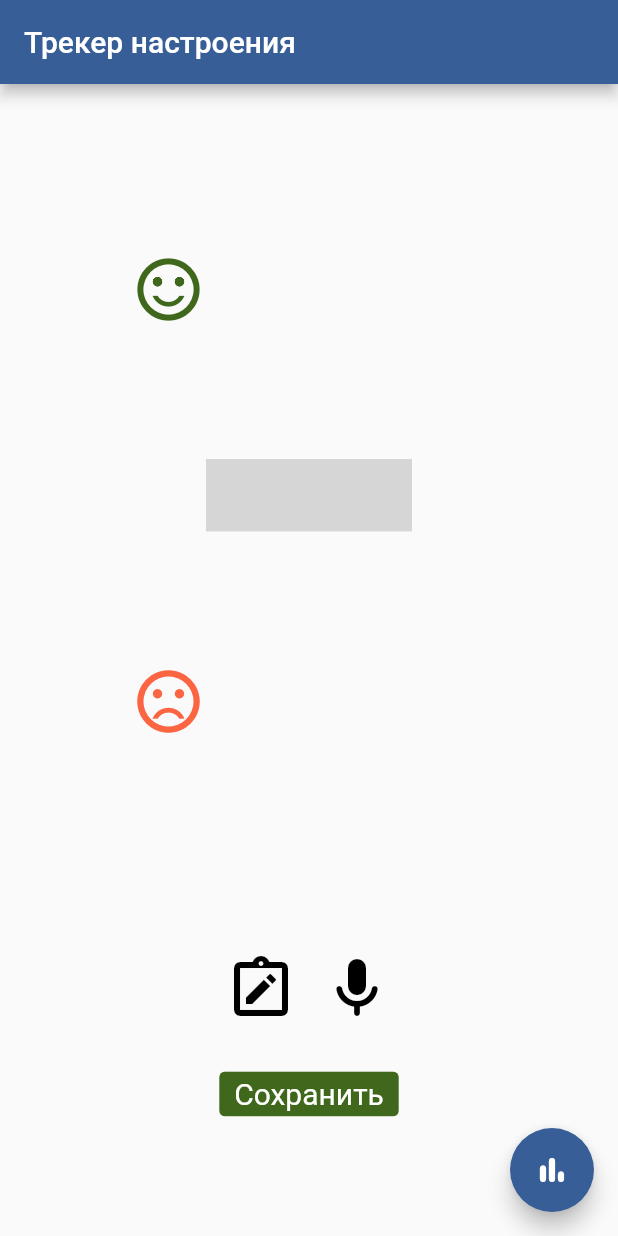
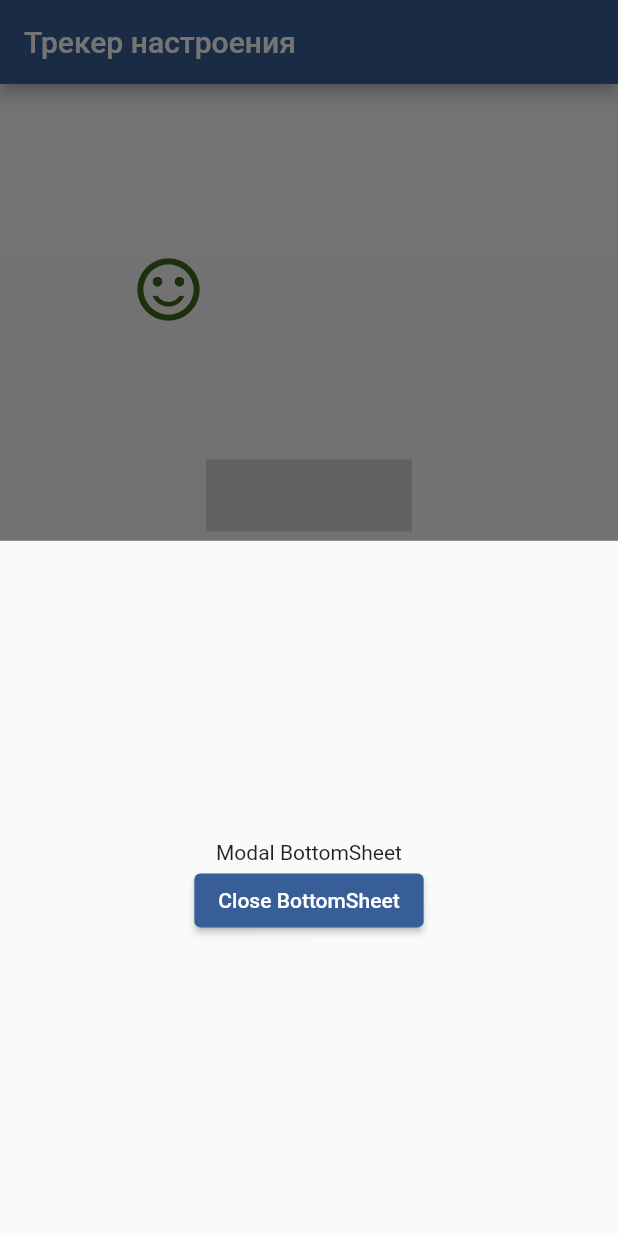
Before and after one commit to sidredin/mood_tracker, a Flutter app: the screen it shows after launch, after a tap on the "note alt" icon, on a phone screen of 412 x 824 dp. Run offline on Flutter 3.47's test engine with Material 2 defaults, Android fonts, the phone set to English and light mode, and no system bars; drawn by our look-alikes of syncfusion_flutter_sliders; missing offline and left inert: syncfusion_flutter_core; grey boxes are pictures that could not be loaded.

Commit message:
Add modal bottom sheets on the Home page

```diff
--- a/lib/screens/home_page_screen.dart
+++ b/lib/screens/home_page_screen.dart
@@ -96,9 +96,29 @@ class _HomePageScreenState extends State<HomePageScreen> {
                     splashColor: Colors.yellow,
                     iconSize: 48,
                     onPressed: () {
-                      // setState(() {
-                      //   _isBluetoothOn = !_isBluetoothOn;
-                      // });
+                      showModalBottomSheet<void>(
+                        elevation: 1000,
+                        context: context,
+                        builder: (BuildContext context) {
+                          return Container(
+                            height: 600,
+                            // color: Colors.amber,
+                            child: Center(
+                              child: Column(
+                                mainAxisAlignment: MainAxisAlignment.center,
+                                mainAxisSize: MainAxisSize.min,
+                                children: <Widget>[
+                                  const Text('Modal BottomSheet'),
+                                  ElevatedButton(
+                                    child: const Text('Close BottomSheet'),
+                                    onPressed: () => Navigator.pop(context),
+                                  )
+                                ],
+                              ),
+                            ),
+                          );
+                        },
+                      );
                     },
                   ),
                   IconButton(
@@ -110,9 +130,29 @@ class _HomePageScreenState extends State<HomePageScreen> {
                     splashColor: Colors.yellow,
                     iconSize: 48,
                     onPressed: () {
-                      // setState(() {
-                      //   _isBluetoothOn = !_isBluetoothOn;
-                      // });
+                      showModalBottomSheet<void>(
+                        elevation: 1000,
+                        context: context,
+                        builder: (BuildContext context) {
+                          return Container(
+                            height: 600,
+                            // color: Colors.amber,
+                            child: Center(
+                              child: Column(
+                                mainAxisAlignment: MainAxisAlignment.center,
+                                mainAxisSize: MainAxisSize.min,
+                                children: <Widget>[
+                                  const Text('Modal BottomSheet'),
+                                  ElevatedButton(
+                                    child: const Text('Close BottomSheet'),
+                                    onPressed: () => Navigator.pop(context),
+                                  )
+                                ],
+                              ),
+                            ),
+                          );
+                        },
+                      );
                     },
                   ),
                 ],
```
